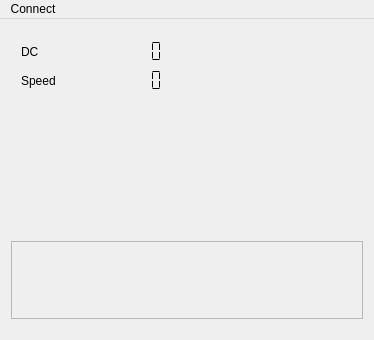
Old version of the form v.2.0/remote-app/mainwindow.ui in the repository il-marc/RCcar.
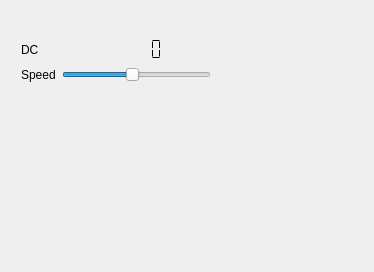
New version of the form. Icons and pictures are not drawn.

Patch:
```diff
--- a/v.2.0/remote-app/mainwindow.ui
+++ b/v.2.0/remote-app/mainwindow.ui
@@ -7,9 +7,15 @@
     <x>0</x>
     <y>0</y>
     <width>374</width>
-    <height>340</height>
+    <height>272</height>
    </rect>
   </property>
+  <property name="maximumSize">
+   <size>
+    <width>16777215</width>
+    <height>272</height>
+   </size>
+  </property>
   <property name="windowTitle">
    <string>BT Control</string>
   </property>
@@ -73,12 +79,21 @@
            </widget>
           </item>
           <item row="1" column="1">
-           <widget class="QLCDNumber" name="lcdNumber">
-            <property name="styleSheet">
-             <string notr="true">border:0</string>
+           <widget class="QSlider" name="motorSpeedSlider">
+            <property name="maximum">
+             <number>127</number>
             </property>
-            <property name="segmentStyle">
-             <enum>QLCDNumber::Flat</enum>
+            <property name="singleStep">
+             <number>10</number>
+            </property>
+            <property name="pageStep">
+             <number>30</number>
+            </property>
+            <property name="value">
+             <number>60</number>
+            </property>
+            <property name="orientation">
+             <enum>Qt::Horizontal</enum>
             </property>
            </widget>
           </item>
@@ -105,33 +120,10 @@
         </item>
        </layout>
       </item>
-      <item>
-       <widget class="QPlainTextEdit" name="plainTextEdit">
-        <property name="enabled">
-         <bool>false</bool>
-        </property>
-       </widget>
-      </item>
      </layout>
     </item>
    </layout>
   </widget>
-  <widget class="QMenuBar" name="menuBar">
-   <property name="geometry">
-    <rect>
-     <x>0</x>
-     <y>0</y>
-     <width>374</width>
-     <height>21</height>
-    </rect>
-   </property>
-   <widget class="QMenu" name="menuPort">
-    <property name="title">
-     <string>Connect</string>
-    </property>
-   </widget>
-   <addaction name="menuPort"/>
-  </widget>
  </widget>
  <layoutdefault spacing="6" margin="11"/>
  <resources/>
```
